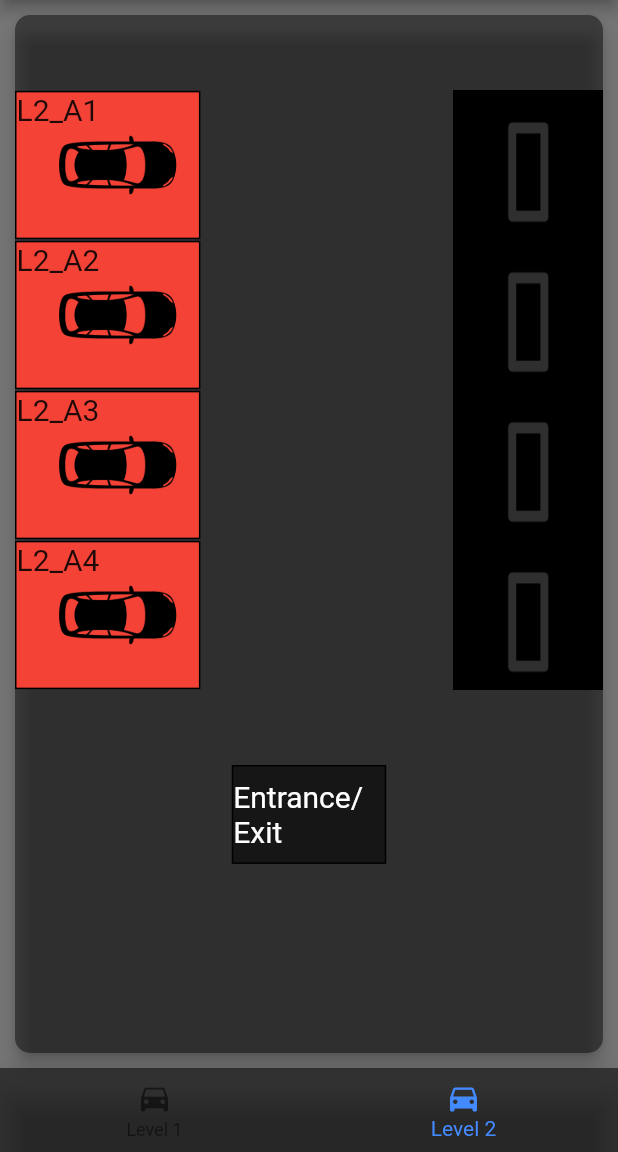
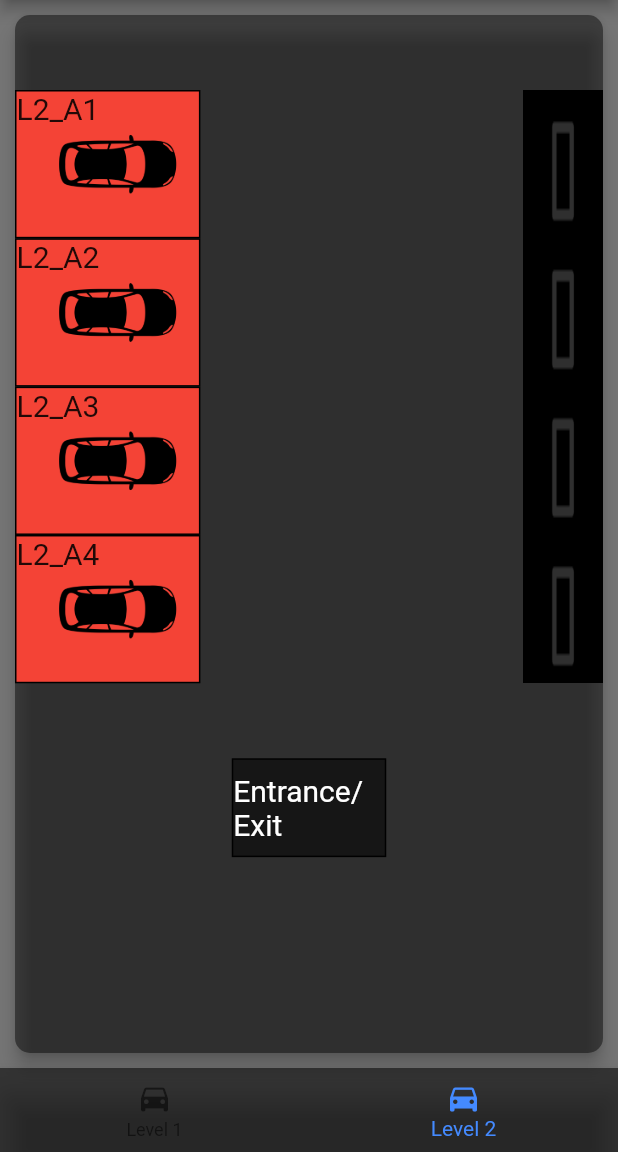
Before and after one commit to aqeelahlam/SmartCarPark, a Flutter app: the screen it shows after launch, item 2 of the bottom bar chosen, on a phone screen of 412 x 824 dp, the part 84-1236 px from its top. Run offline on Flutter 3.47's test engine with Material 2 defaults, Android fonts, the phone set to English and light mode, and no system bars; our stand-ins replace cloud_firestore, flushbar; accounts and stored records are empty.

```diff
--- a/lib/widgets/Road.dart
+++ b/lib/widgets/Road.dart
@@ -1,4 +1,5 @@
 import 'package:flutter/cupertino.dart';
+import '../layoutSize.dart';
 
 /// This is a Stateless widget used to draw the road Image on
 /// the User Interface.
@@ -12,10 +13,10 @@ class Road extends StatelessWidget {
   @override
   Widget build(BuildContext context) {
     return Container(
-//      height: layoutSize.blockSizeVertical * 12,
-//      width: layoutSize.blockSizeHorizontal * 13,
-      height: 100,
-      width: 100,
+     height: layoutSize.blockSizeVertical * 12,
+     width: layoutSize.blockSizeHorizontal * 13,
+//       height: 80,
+//       width: 100,
       decoration: BoxDecoration(
         image: DecorationImage(
           image: AssetImage('assets/images/road.png'),
```
Also changed, not shown: 1 other file.
